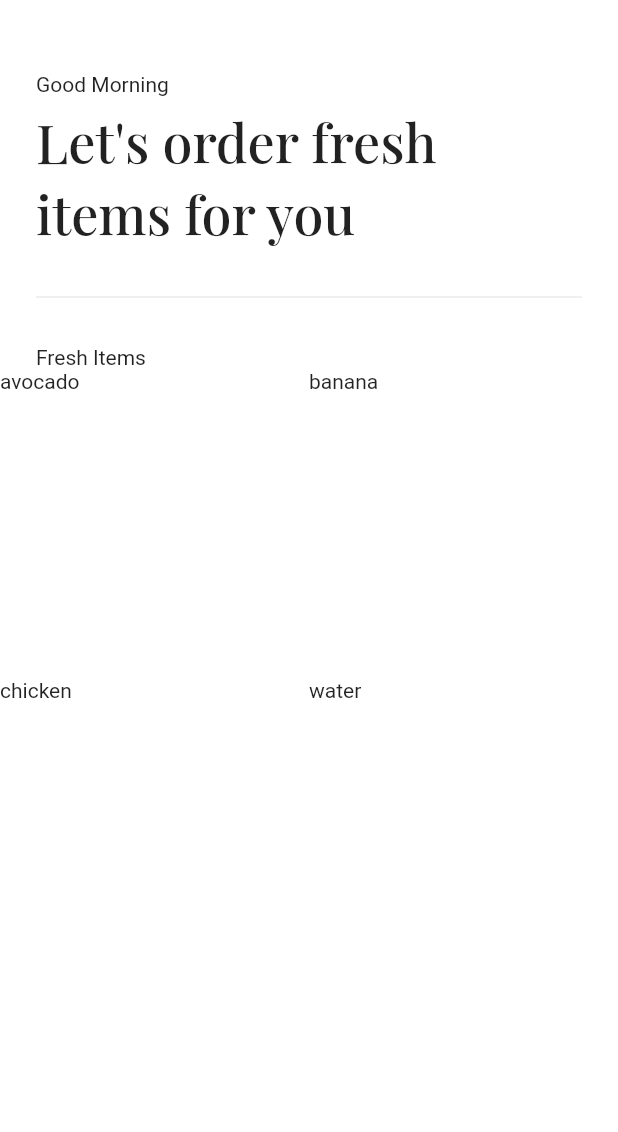
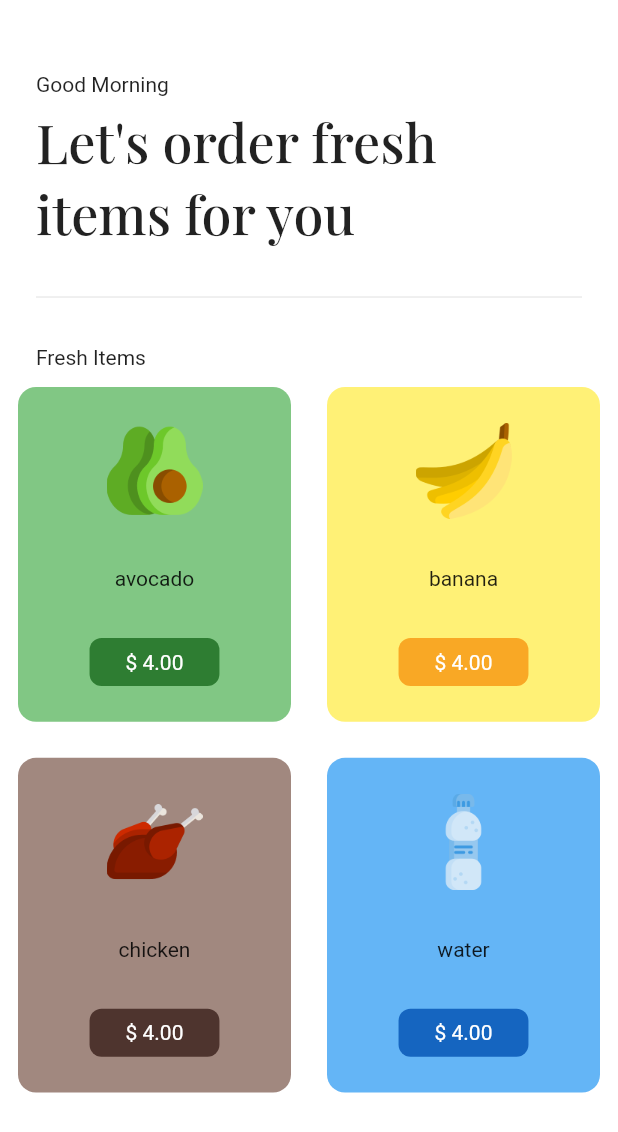
Before and after one commit to MyoThuKha/grocery-app, a Flutter app: the screen it shows after launch, after a tap on "Get Started", on a phone screen of 412 x 824 dp. Shown: the top 1132 px of the screen. Run offline on Flutter 3.47's test engine with Material 2 defaults, Android fonts, the phone set to English and light mode, and no system bars; our stand-ins replace google_fonts.

Commit message:
added item card

```diff
--- /dev/null
+++ b/lib/components/item_card.dart
@@ -0,0 +1,60 @@
+import 'package:flutter/animation.dart';
+import 'package:flutter/cupertino.dart';
+import 'package:flutter/material.dart';
+import 'package:flutter/src/widgets/container.dart';
+import 'package:flutter/src/widgets/framework.dart';
+
+class ItemCard extends StatelessWidget {
+  final String title;
+  final String price;
+  final String image;
+  final dynamic color;
+  const ItemCard({
+    super.key,
+    required this.title,
+    required this.price,
+    required this.image,
+    required this.color,
+  });
+
+  @override
+  Widget build(BuildContext context) {
+    return Padding(
+      padding: const EdgeInsets.all(12.0),
+      child: Container(
+        decoration: BoxDecoration(
+            color: color[300], borderRadius: BorderRadius.circular(12)),
+        child: Padding(
+          padding: const EdgeInsets.all(8.0),
+          child: Column(
+            crossAxisAlignment: CrossAxisAlignment.center,
+            mainAxisAlignment: MainAxisAlignment.spaceAround,
+            children: <Widget>[
+              Image.asset(
+                image,
+                height: 64,
+              ),
+              Text(title),
+              GestureDetector(
+                onTap: () {
+                  print("tapped");
+                },
+                child: Container(
+                  padding:
+                      const EdgeInsets.symmetric(horizontal: 24, vertical: 8),
+                  decoration: BoxDecoration(
+                      color: color[800],
+                      borderRadius: BorderRadius.circular(8)),
+                  child: Text(
+                    '\$ $price',
+                    style: const TextStyle(color: Colors.white),
+                  ),
+                ),
+              )
+            ],
+          ),
+        ),
+      ),
+    );
+  }
+}
--- a/lib/main.dart
+++ b/lib/main.dart
@@ -1,5 +1,5 @@
 import 'package:flutter/material.dart';
-import 'package:grocery_app/modals/cart.dart';
+import 'package:grocery_app/modals/item.dart';
 import 'package:grocery_app/pages/intro.dart';
 import 'package:provider/provider.dart';
 
@@ -8,7 +8,7 @@ void main() {
   runApp(
     MultiProvider(
       providers: [
-        ChangeNotifierProvider(create: ((_) => CardModel())),
+        ChangeNotifierProvider(create: ((_) => ItemModel())),
       ],
       child: MaterialApp(
         theme: ThemeData(),
--- a/lib/modals/cart.dart
+++ b/lib/modals/item.dart
@@ -1,6 +1,6 @@
 import 'package:flutter/material.dart';
 
-class CardModel extends ChangeNotifier {
+class ItemModel extends ChangeNotifier {
   //itemName,itemPrice,imagePath,color
   final List _items = [
     ["avocado", "4.00", "images/avocado.png", Colors.green],
--- a/lib/pages/home.dart
+++ b/lib/pages/home.dart
@@ -1,6 +1,7 @@
 import 'package:flutter/material.dart';
 import 'package:google_fonts/google_fonts.dart';
-import 'package:grocery_app/modals/cart.dart';
+import 'package:grocery_app/components/item_card.dart';
+import 'package:grocery_app/modals/item.dart';
 import 'package:provider/provider.dart';
 
 class Home extends StatelessWidget {
@@ -53,11 +54,16 @@ class Home extends StatelessWidget {
             Expanded(
               child: GridView.builder(
                 gridDelegate: const SliverGridDelegateWithFixedCrossAxisCount(
-                    crossAxisCount: 2),
-                itemCount: context.watch<CardModel>().shopItems.length,
+                    crossAxisCount: 2, childAspectRatio: 1 / 1.2),
+                itemCount: context.watch<ItemModel>().shopItems.length,
                 itemBuilder: ((context, index) {
-                  return Text(
-                      '${context.watch<CardModel>().shopItems[index][0]}');
+                  List item = context.watch<ItemModel>().shopItems;
+                  return ItemCard(
+                    title: item[index][0],
+                    price: item[index][1],
+                    image: item[index][2],
+                    color: item[index][3],
+                  );
                 }),
               ),
             )
--- a/lib/pages/intro.dart
+++ b/lib/pages/intro.dart
@@ -11,10 +11,18 @@ class Intro extends StatelessWidget {
       body: SafeArea(
         child: Column(
           children: [
-            Padding(
+            Expanded(
+              child: Padding(
                 padding: const EdgeInsets.fromLTRB(80.0, 120.0, 80.0, 40.0),
                 child: Image.asset("images/avocado.png"),
               ),
+            ),
+
+            //Second half
+
+            Expanded(
+              child: Column(
+                children: [
                   Text("We deliver groceries at your doorstep",
                       textAlign: TextAlign.center,
                       style: GoogleFonts.playfairDisplay(
@@ -23,6 +31,7 @@ class Intro extends StatelessWidget {
                           fontWeight: FontWeight.w500,
                         ),
                       )),
+
                   const Text(
                     "Fresh Items everyday",
                   ),
@@ -30,8 +39,10 @@ class Intro extends StatelessWidget {
                   //Button
                   GestureDetector(
                     onTap: () {
-                Navigator.pushReplacement(context,
-                    MaterialPageRoute(builder: (context) => const Home()));
+                      Navigator.pushReplacement(
+                          context,
+                          MaterialPageRoute(
+                              builder: (context) => const Home()));
                     },
                     child: Container(
                       decoration: BoxDecoration(
@@ -51,6 +62,9 @@ class Intro extends StatelessWidget {
                 ],
               ),
             ),
+          ],
+        ),
+      ),
     );
   }
 }
```
Lines whose indentation alone changed are shown as unchanged.
